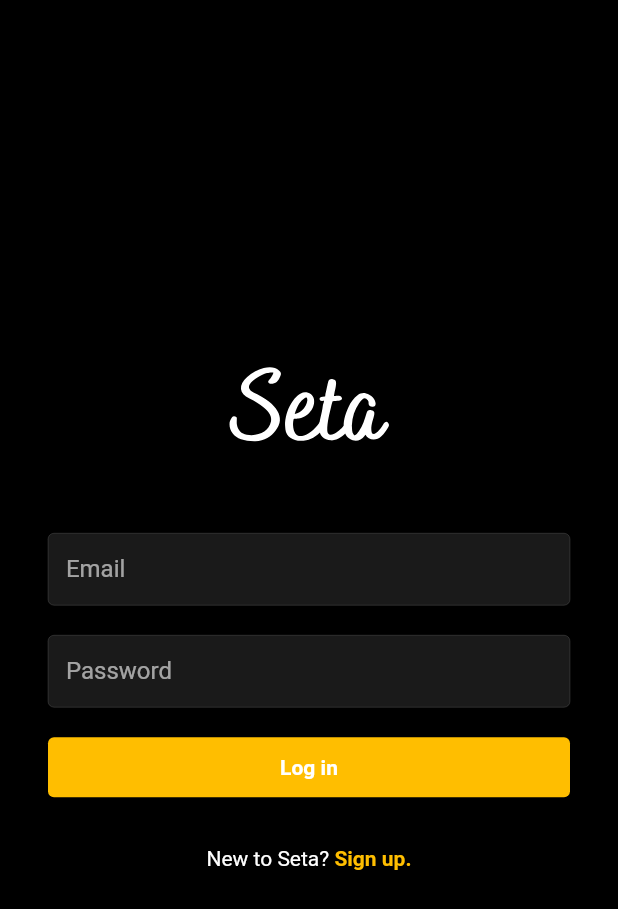
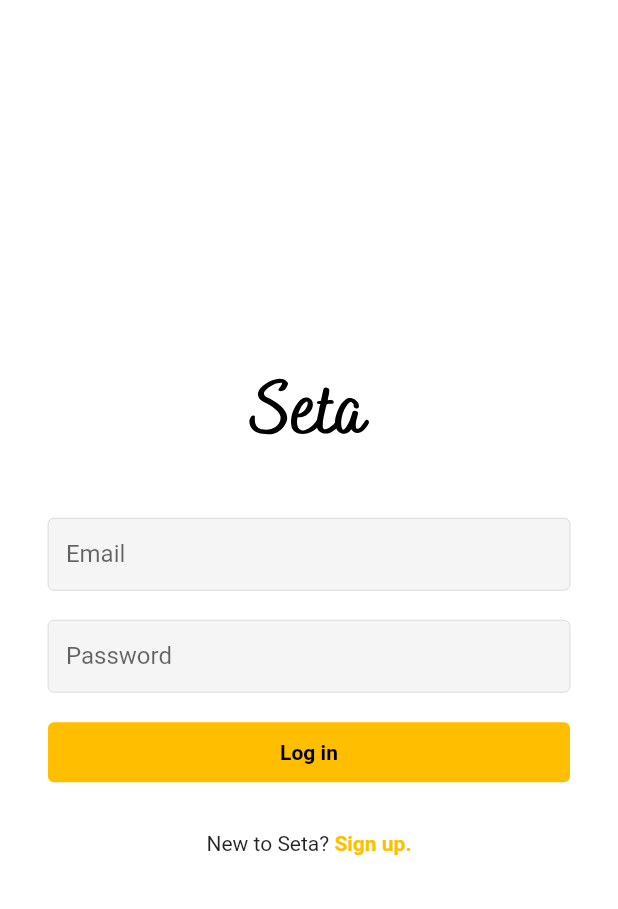
Before and after one commit to ashwinsk24/seta, a Flutter app: the screen it shows once a user with an empty profile is signed in, item 5 of the bottom bar chosen, after a tap on "Sign Out", on a phone screen of 412 x 824 dp. Shown: the top 909 px of the screen. Run offline on Flutter 3.47's test engine with Material 2 defaults, Android fonts, the phone set to English and light mode, and no system bars; our stand-ins replace cloud_firestore, firebase_auth, firebase_core, firebase_storage, flutter_svg, image_picker and 1 more; accounts and stored records are empty; network calls fail.

Commit message:
light mode

```diff
--- a/lib/main.dart
+++ b/lib/main.dart
@@ -42,9 +42,9 @@ class MyApp extends StatelessWidget {
       ],
       child: MaterialApp(
         debugShowCheckedModeBanner: false,
-        title: 'SETA',
+        title: 'Seta',
         themeMode: ThemeMode.system,
-        theme: ThemeData.dark().copyWith(
+        theme: ThemeData.light().copyWith(
           scaffoldBackgroundColor: mobileBackgroundColor,
         ),
         home: StreamBuilder(
--- a/lib/screens/add_post_screen.dart
+++ b/lib/screens/add_post_screen.dart
@@ -119,7 +119,12 @@ class _AddPostScreenState extends State<AddPostScreen> {
         ? Scaffold(
             appBar: AppBar(
               backgroundColor: mobileBackgroundColor,
-              title: const Text('Add Post'),
+              title: const Text(
+                'Add Post',
+                style: TextStyle(
+                  color: primaryColor,
+                ),
+              ),
               centerTitle: false,
             ),
             body: Center(
--- a/lib/screens/feed_screen.dart
+++ b/lib/screens/feed_screen.dart
@@ -38,12 +38,15 @@ class _FeedScreenState extends State<FeedScreen> {
               title: SvgPicture.asset(
                 'assets/seta_logo.svg',
                 color: primaryColor,
-                height: 50,
+                height: 40,
               ),
               actions: [
                 IconButton(
                   onPressed: _updatelink,
-                  icon: const Icon(Icons.telegram_sharp),
+                  icon: const Icon(
+                    Icons.telegram_sharp,
+                    color: Colors.blueAccent,
+                  ),
                 ),
               ],
             ),
--- a/lib/screens/login_screen.dart
+++ b/lib/screens/login_screen.dart
@@ -83,7 +83,7 @@ class _LoginScreenState extends State<LoginScreen> {
               SvgPicture.asset(
                 'assets/seta_logo.svg',
                 color: primaryColor,
-                height: 80,
+                height: 60,
               ), //image
               const SizedBox(height: 40),
               //text email
@@ -115,6 +115,7 @@ class _LoginScreenState extends State<LoginScreen> {
                       : const Text(
                           'Log in',
                           style: TextStyle(
+                            color: Colors.black,
                             fontWeight: FontWeight.bold,
                           ),
                         ),
--- a/lib/screens/notification_screen.dart
+++ b/lib/screens/notification_screen.dart
@@ -8,9 +8,11 @@ class NotificationScreen extends StatelessWidget {
   Widget build(BuildContext context) {
     return Scaffold(
       appBar: AppBar(
-        backgroundColor: mobileBackgroundColor,
         centerTitle: false,
-        title: Text('Favourites'),
+        title: Text(
+          'Favourites',
+          style: TextStyle(),
+        ),
       ),
     );
   }
--- a/lib/screens/profile_screen.dart
+++ b/lib/screens/profile_screen.dart
@@ -70,8 +70,10 @@ class _ProfileScreenState extends State<ProfileScreen> {
           )
         : Scaffold(
             appBar: AppBar(
-              backgroundColor: mobileBackgroundColor,
-              title: Text(userData['username']),
+              title: Text(
+                userData['username'],
+                style: TextStyle(),
+              ),
               centerTitle: false,
             ),
             body: ListView(
--- a/lib/utils/colors.dart
+++ b/lib/utils/colors.dart
@@ -1,8 +1,8 @@
 import 'package:flutter/material.dart';
 
-const mobileBackgroundColor = Color.fromRGBO(0, 0, 0, 1);
+const mobileBackgroundColor = Color.fromARGB(255, 255, 255, 255);
 const webBackgroundColor = Color.fromRGBO(18, 18, 18, 1);
 const mobileSearchColor = Color.fromRGBO(38, 38, 38, 1);
 const blueColor = Color.fromRGBO(255, 190, 0, 1);
-const primaryColor = Colors.white;
+const primaryColor = Colors.black;
 const secondaryColor = Colors.grey;
```
Also changed, not shown: lib/screens/comments_screen.dart (+6 -2 lines), lib/screens/signup_screen.dart (+4 -7 lines), lib/widgets/comment_card.dart (+6 -2 lines).
